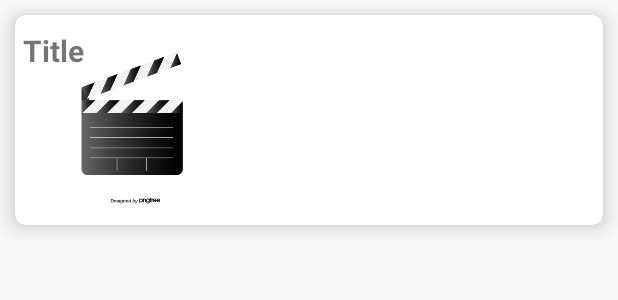
After one commit to MohamedSamiMohamed/movieNight, an Android app: the layout movie_item.xml on its own in the app's theme, with its tools: preview values and no code run, on a phone screen of 412 x 824 dp. The commit adds this screen. Shown: the top 300 px of the screen. Run offline under Robolectric (Android 15) with nearby library versions, the phone set to English and light mode, and no system bars.

Commit message:
adding a list of popular movies

```diff
--- a/app/src/main/AndroidManifest.xml
+++ b/app/src/main/AndroidManifest.xml
@@ -2,6 +2,7 @@
 <manifest xmlns:android="http://schemas.android.com/apk/res/android"
     package="com.example.movienight">
 
+    <uses-permission android:name="android.permission.INTERNET" />
     <application
         android:allowBackup="true"
         android:icon="@mipmap/app_icon"
@@ -10,7 +11,7 @@
         android:supportsRtl="true"
         android:theme="@style/AppTheme">
         <activity
-            android:name=".SplashScreen"
+            android:name=".ui.SplashScreen"
             android:noHistory="true"
             >
             <intent-filter>
@@ -19,7 +20,7 @@
                 <category android:name="android.intent.category.LAUNCHER" />
             </intent-filter>
         </activity>
-        <activity android:name=".MainActivity"/>
+        <activity android:name=".ui.MainActivity"/>
     </application>
 
 </manifest>
--- a/app/src/main/java/com/example/movienight/repository/RetrofitClient.kt
+++ b/app/src/main/java/com/example/movienight/repository/RetrofitClient.kt
@@ -4,7 +4,7 @@ import okhttp3.OkHttpClient
 import retrofit2.Retrofit
 import retrofit2.converter.gson.GsonConverterFactory
 
-class RetrofitClient {
+object RetrofitClient {
 
     private val baseUrl="https://api.themoviedb.org/"
     private val httpClientBuilder= OkHttpClient.Builder().build()
--- a/app/src/main/res/layout/activity_splash_screen.xml
+++ b/app/src/main/res/layout/activity_splash_screen.xml
@@ -5,7 +5,7 @@
     android:layout_width="match_parent"
     android:layout_height="match_parent"
     android:background="@color/colorPrimary"
-    tools:context=".SplashScreen">
+    tools:context=".ui.SplashScreen">
 
     <de.hdodenhof.circleimageview.CircleImageView
         android:id="@+id/imageView"
--- /dev/null
+++ b/app/src/main/res/layout/movie_item.xml
@@ -0,0 +1,38 @@
+<?xml version="1.0" encoding="utf-8"?>
+<RelativeLayout xmlns:android="http://schemas.android.com/apk/res/android"
+    android:layout_width="match_parent"
+    android:layout_height="wrap_content"
+    xmlns:app="http://schemas.android.com/apk/res-auto">
+<androidx.cardview.widget.CardView
+    android:layout_width="match_parent"
+    android:layout_height="140dp"
+    android:layout_margin="10dp"
+    app:layout_constraintEnd_toEndOf="parent"
+    app:layout_constraintStart_toStartOf="parent"
+    app:layout_constraintTop_toBottomOf="parent"
+    app:cardElevation="10dp"
+    app:cardCornerRadius="7dp"
+    >
+    <ImageView
+        android:id="@+id/movie_image"
+        android:layout_margin="10dp"
+        android:layout_width="140dp"
+        android:layout_height="match_parent"
+        android:layout_marginTop="5dp"
+        android:src="@mipmap/splash_icon"
+        app:layout_constraintStart_toStartOf="parent"
+        />
+    <TextView
+        android:id="@+id/movie_title"
+        android:layout_marginTop="10dp"
+        android:layout_marginStart="5dp"
+        android:layout_width="wrap_content"
+        android:layout_height="wrap_content"
+        android:text="@string/movie_title"
+        app:layout_constraintStart_toEndOf="@+id/movie_image"
+        app:layout_constraintTop_toTopOf="parent"
+        android:textStyle="bold"
+        android:textSize="20sp"
+        />
+</androidx.cardview.widget.CardView>
+</RelativeLayout>
--- a/app/src/main/res/values/strings.xml
+++ b/app/src/main/res/values/strings.xml
@@ -1,3 +1,4 @@
 <resources>
     <string name="app_name">movie night</string>
+    <string name="movie_title">Title</string>
 </resources>
```
Also changed, not shown: app/build.gradle (+13 -0 lines), app/src/main/java/com/example/movienight/MainActivity.kt (deleted, +0 -11 lines), app/src/main/java/com/example/movienight/ui/MainActivity.kt (added, +21 -0 lines), app/src/main/java/com/example/movienight/ui/MoviesAdapter.kt (added, +52 -0 lines), app/src/main/java/com/example/movienight/ui/PopularMovies.kt (added, +70 -0 lines), app/src/main/java/com/example/movienight/ui/PopularMoviesViewModel.kt (added, +51 -0 lines), app/src/main/java/com/example/movienight/ui/SplashScreen.kt (renamed from app/src/main/java/com/example/movienight/SplashScreen.kt, +5 -2 lines), app/src/main/res/layout/activity_main.xml (+3 -9 lines), app/src/main/res/layout/popular_movies_fragment.xml (added, +32 -0 lines).
